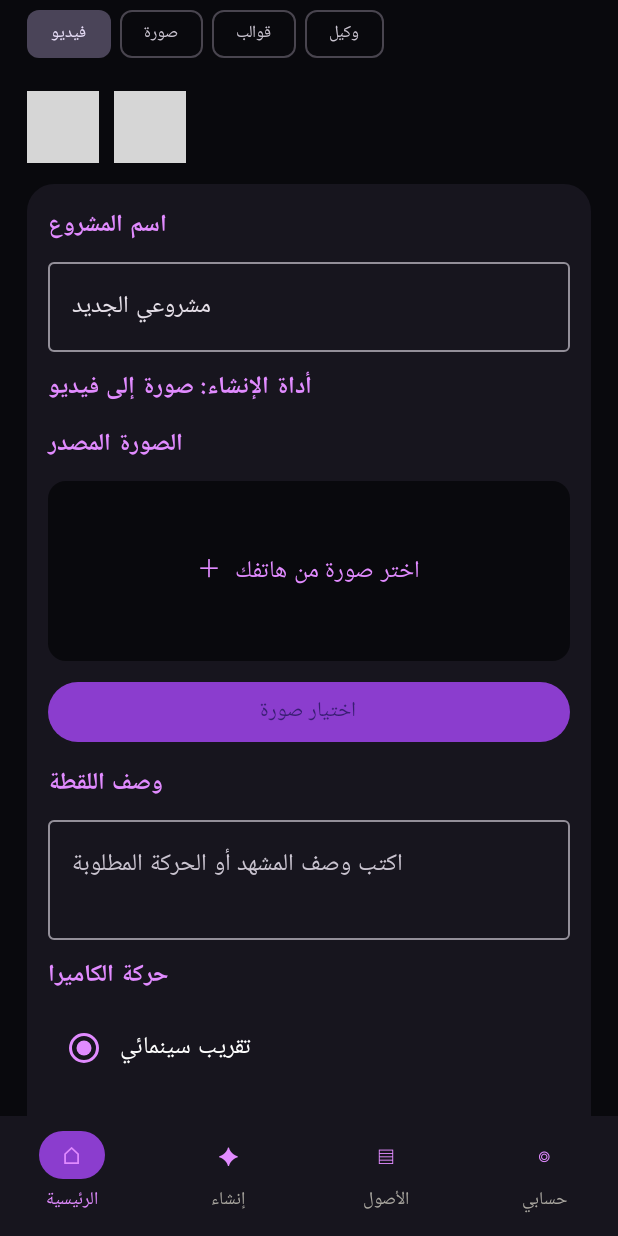
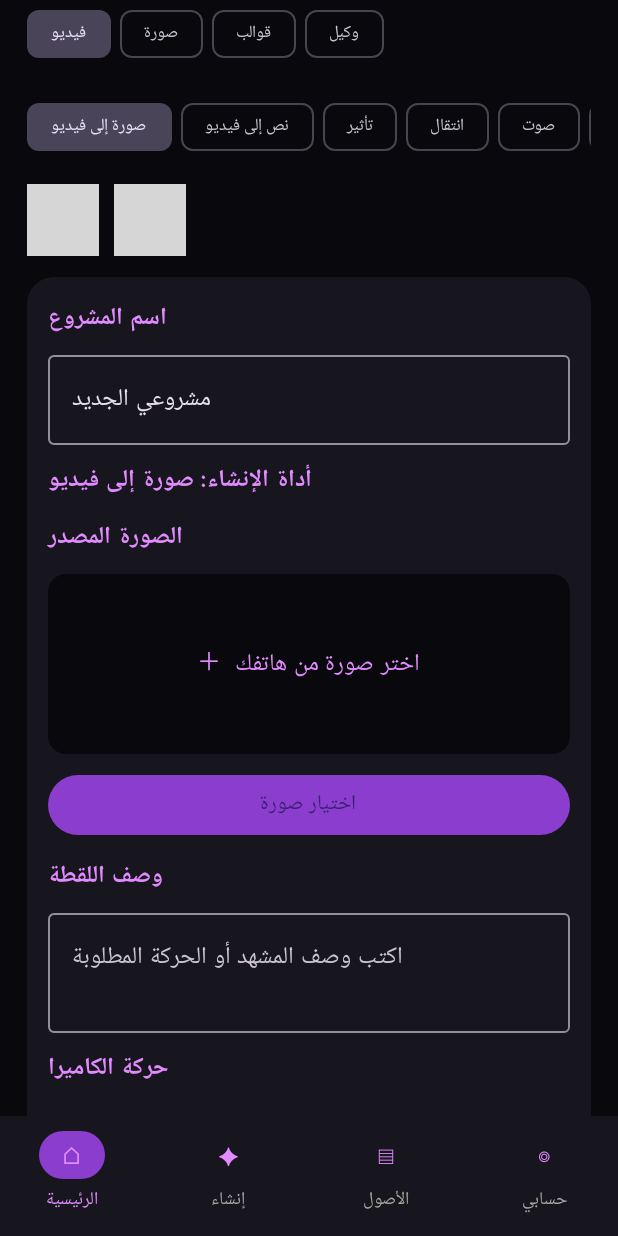
Before and after one commit to walidaldib2/WaleedAldib, an Android app built with Jetpack Compose: the screen it shows after launch (MainActivity), scrolled down 1562 dp, on a phone screen of 412 x 824 dp. Run offline under Robolectric (Android 15) with nearby library versions, the phone set to English and light mode, and no system bars; 2 statements that could not run were skipped; grey boxes are pictures that could not be loaded.

Commit message:
Add PixVerse-style creation tool categories and horizontal tool selector

```diff
--- a/app/src/main/java/com/walidaldib/cinematic/MainActivity.kt
+++ b/app/src/main/java/com/walidaldib/cinematic/MainActivity.kt
@@ -12,6 +12,8 @@ import androidx.activity.result.contract.ActivityResultContracts
 import androidx.compose.foundation.background
 import androidx.compose.foundation.border
 import androidx.compose.foundation.clickable
+import androidx.compose.foundation.horizontalScroll
+import androidx.compose.foundation.rememberScrollState
 import androidx.compose.foundation.layout.*
 import androidx.compose.foundation.lazy.LazyColumn
 import androidx.compose.foundation.lazy.items
@@ -206,6 +208,16 @@ private fun Studio(context: Context) {
                         }
                     }
                     item {
+                        Row(Modifier.fillMaxWidth().horizontalScroll(rememberScrollState()), horizontalArrangement = Arrangement.spacedBy(6.dp)) {
+                            listOf("صورة إلى فيديو", "نص إلى فيديو", "تأثير", "انتقال", "صوت", "كلام", "إعادة تصميم", "تمديد", "شخصية").forEach { tool ->
+                                FilterChip(selected = activeTool == tool, onClick = {
+                                    activeTool = tool
+                                    if (tool != "صورة إلى فيديو") notice = "قسم $tool موجود في واجهة الإنشاء، ويحتاج محركه المتخصص قبل تشغيل التوليد."
+                                }, label = { Text(tool, fontSize = 11.sp) })
+                            }
+                        }
+                    }
+                    item {
                         Row(horizontalArrangement = Arrangement.spacedBy(10.dp)) {
                             ToolTile("صورة إلى فيديو", "تحريك صورة ثابتة", "▶", true) { picker.launch(PickVisualMediaRequest(ActivityResultContracts.PickVisualMedia.ImageOnly)) }
                             ToolTile("نص إلى فيديو", "محرك التوليد غير مربوط", "✎", false) { notice = "توليد فيديو من النص يحتاج محرك ذكاء اصطناعي خارجيًا أو نموذجًا محليًا." }
```
